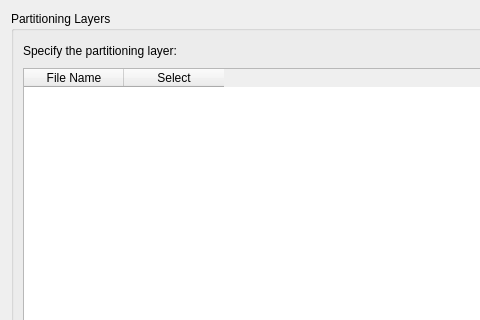
GPlates/GPlates, file src/qt-widgets/AssignReconstructionPlateIdsDialogUi.ui: the form before one commit; both pictures show x 0 to 480 and y 0 to 320 of the 796 by 549 pixel window.
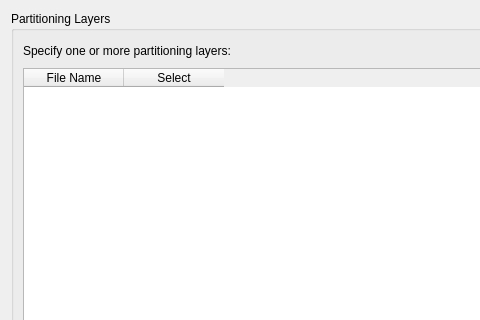
The form after the commit. Icons and pictures are not drawn.

Commit message: (trunk) Use "rotation" to clarify "reconstruction" features are used for rotations. Also updated GUI help on assigning plate ids.

```diff
--- a/src/qt-widgets/AssignReconstructionPlateIdsDialogUi.ui
+++ b/src/qt-widgets/AssignReconstructionPlateIdsDialogUi.ui
@@ -41,7 +41,7 @@
             <item>
              <widget class="QLabel" name="partitioning_layers_label">
               <property name="text">
-               <string>Specify the partitioning layer:</string>
+               <string>Specify one or more partitioning layers:</string>
               </property>
              </widget>
             </item>
```
The commit also changes 6 other files.
